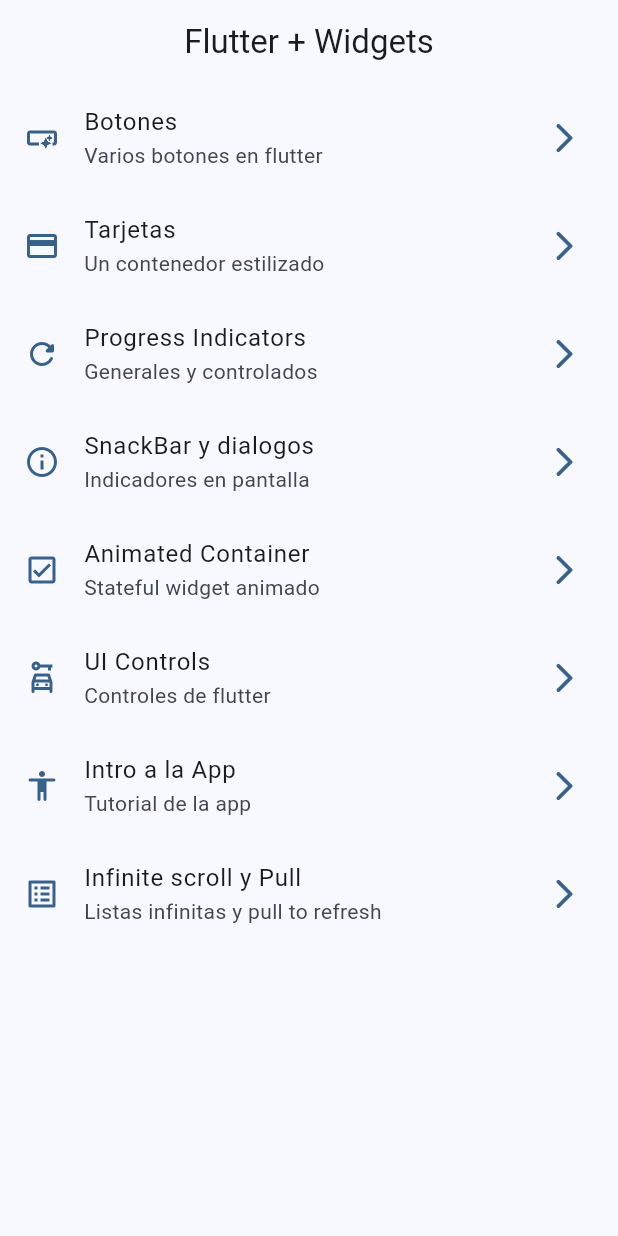
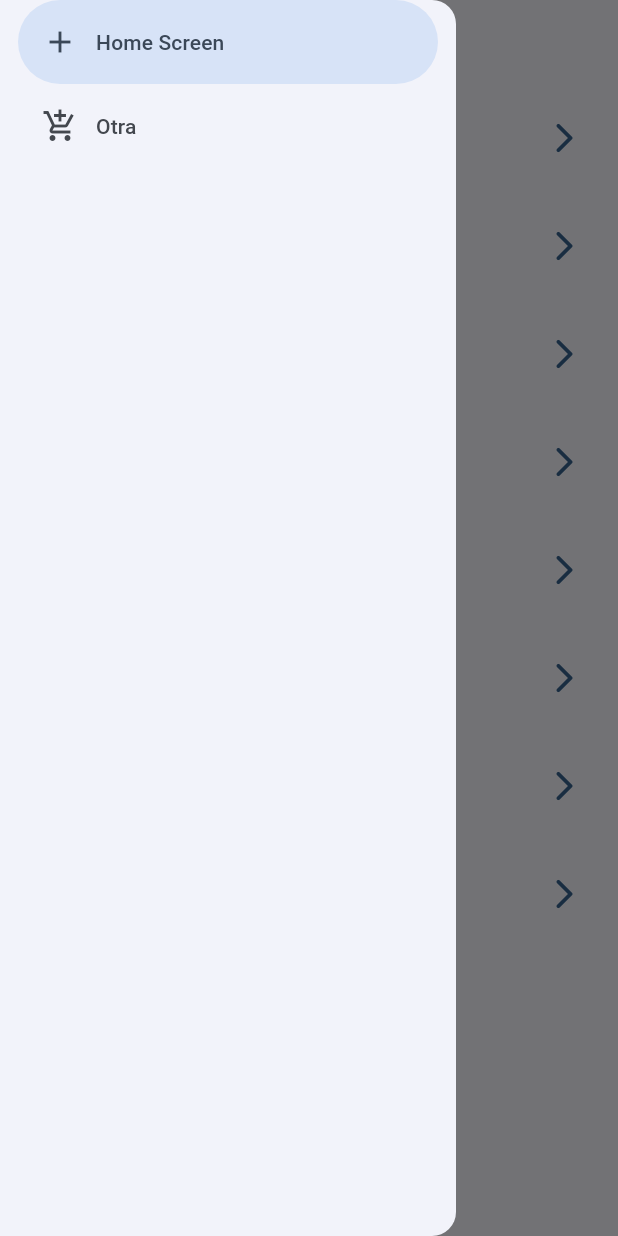
Before and after one commit to matuumdq/widgets_app, a Flutter app: the screen it shows after launch, with the side drawer open (before the commit the screen has no drawer), on a phone screen of 412 x 824 dp. Run offline on Flutter 3.47's test engine with Material 2 defaults, Android fonts, the phone set to English and light mode, and no system bars; our stand-ins replace animate_do, go_router.

```diff
--- a/lib/presentation/screens/home/home_screen.dart
+++ b/lib/presentation/screens/home/home_screen.dart
@@ -2,6 +2,7 @@ import 'package:flutter/material.dart';
 import 'package:go_router/go_router.dart';
 import 'package:widget_app/config/menu/menu_items.dart';
 import 'package:widget_app/presentation/screens/cards/cards_screen.dart';
+import 'package:widget_app/presentation/screens/widgets/side_menu.dart';
 
 class HomeScreen extends StatelessWidget {
   static const String name = 'home_screen';
@@ -14,14 +15,13 @@ class HomeScreen extends StatelessWidget {
         title: const Text('Flutter + Widgets'),
       ),
       body: const _HomeView(),
+      drawer: const SideMenu(),
     );
   }
 }
 
 class _HomeView extends StatelessWidget {
-  const _HomeView({
-    super.key,
-  });
+  const _HomeView();
 
   @override
   Widget build(BuildContext context) {
--- /dev/null
+++ b/lib/presentation/screens/widgets/side_menu.dart
@@ -0,0 +1,29 @@
+import 'package:flutter/material.dart';
+
+class SideMenu extends StatefulWidget {
+  const SideMenu({super.key});
+
+  @override
+  State<SideMenu> createState() => _SideMenuState();
+}
+
+class _SideMenuState extends State<SideMenu> {
+  int navDrawerIndex = 0;
+  @override
+  Widget build(BuildContext context) {
+    return NavigationDrawer(
+      selectedIndex: navDrawerIndex,
+      onDestinationSelected: (value) {
+        setState(() {
+          navDrawerIndex = value;
+        });
+      },
+      children: [
+        NavigationDrawerDestination(
+            icon: Icon(Icons.add), label: Text('Home Screen')),
+        NavigationDrawerDestination(
+            icon: Icon(Icons.add_shopping_cart_outlined), label: Text('Otra')),
+      ],
+    );
+  }
+}
```
